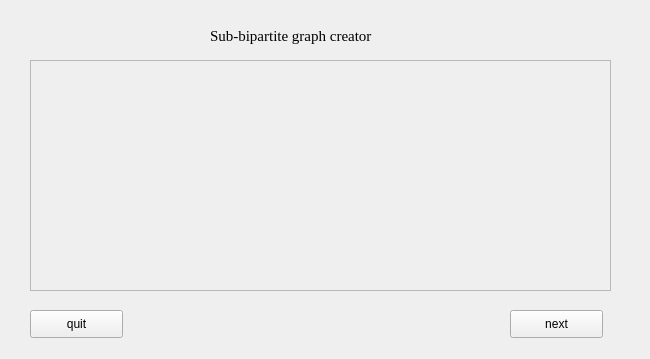
First picture: the form in design.ui, repository yujianke100/Sub-Bipartite-Graph-Creator, before the edit.
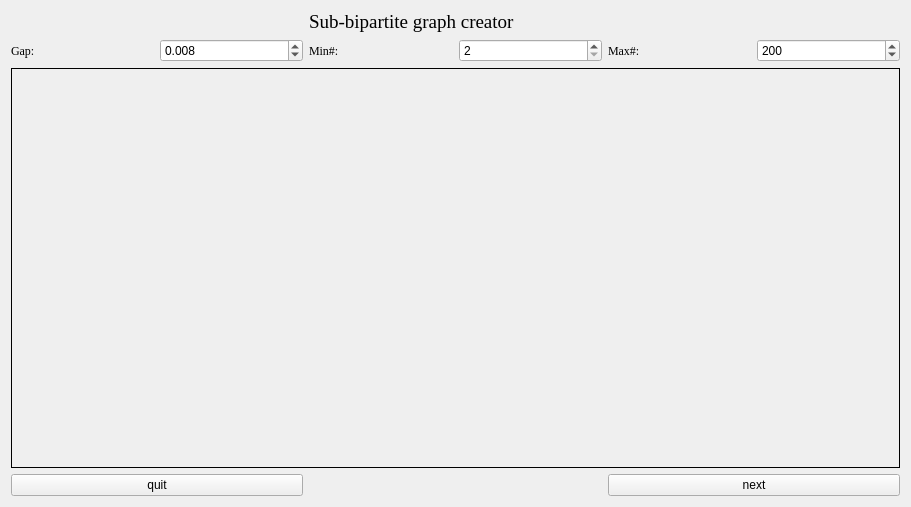
Second picture: the form after the edit.

Commit message: add parameter box and beautify UI

What changed in the file:
```diff
--- a/design.ui
+++ b/design.ui
@@ -6,21 +6,72 @@
    <rect>
     <x>0</x>
     <y>0</y>
-    <width>650</width>
-    <height>359</height>
+    <width>911</width>
+    <height>507</height>
    </rect>
   </property>
   <property name="windowTitle">
    <string>GUI</string>
   </property>
+  <layout class="QGridLayout" name="gridLayout_2">
+   <item row="0" column="0">
+    <layout class="QGridLayout" name="gridLayout">
+     <item row="1" column="1">
+      <layout class="QHBoxLayout" name="horizontalLayout_2">
+       <item>
+        <widget class="QLabel" name="label_3">
+         <property name="font">
+          <font>
+           <family>Times New Roman</family>
+          </font>
+         </property>
+         <property name="frameShape">
+          <enum>QFrame::NoFrame</enum>
+         </property>
+         <property name="frameShadow">
+          <enum>QFrame::Plain</enum>
+         </property>
+         <property name="text">
+          <string>Min#:</string>
+         </property>
+        </widget>
+       </item>
+       <item>
+        <widget class="QSpinBox" name="min_box">
+         <property name="minimum">
+          <number>2</number>
+         </property>
+         <property name="value">
+          <number>2</number>
+         </property>
+        </widget>
+       </item>
+      </layout>
+     </item>
+     <item row="3" column="0">
+      <widget class="QPushButton" name="quit">
+       <property name="text">
+        <string>quit</string>
+       </property>
+      </widget>
+     </item>
+     <item row="3" column="2">
+      <widget class="QPushButton" name="next">
+       <property name="text">
+        <string>next</string>
+       </property>
+      </widget>
+     </item>
+     <item row="2" column="0" colspan="3">
   <widget class="QScrollArea" name="scrollArea">
-   <property name="geometry">
-    <rect>
-     <x>30</x>
-     <y>60</y>
-     <width>581</width>
-     <height>231</height>
-    </rect>
+       <property name="frameShape">
+        <enum>QFrame::Box</enum>
+       </property>
+       <property name="frameShadow">
+        <enum>QFrame::Plain</enum>
+       </property>
+       <property name="sizeAdjustPolicy">
+        <enum>QAbstractScrollArea::AdjustToContents</enum>
    </property>
    <property name="widgetResizable">
     <bool>true</bool>
@@ -30,57 +81,93 @@
      <rect>
       <x>0</x>
       <y>0</y>
-      <width>579</width>
-      <height>229</height>
+          <width>885</width>
+          <height>368</height>
      </rect>
     </property>
    </widget>
   </widget>
-  <widget class="QPushButton" name="next">
-   <property name="geometry">
-    <rect>
-     <x>510</x>
-     <y>310</y>
-     <width>93</width>
-     <height>28</height>
-    </rect>
+     </item>
+     <item row="1" column="0">
+      <layout class="QHBoxLayout" name="horizontalLayout">
+       <item>
+        <widget class="QLabel" name="label_2">
+         <property name="font">
+          <font>
+           <family>Times New Roman</family>
+          </font>
    </property>
    <property name="text">
-    <string>next</string>
-   </property>
-  </widget>
-  <widget class="QPushButton" name="quit">
-   <property name="geometry">
-    <rect>
-     <x>30</x>
-     <y>310</y>
-     <width>93</width>
-     <height>28</height>
-    </rect>
-   </property>
-   <property name="text">
-    <string>quit</string>
-   </property>
-  </widget>
+          <string>Gap:</string>
+         </property>
+        </widget>
+       </item>
+       <item>
+        <widget class="QDoubleSpinBox" name="gap_num">
+         <property name="decimals">
+          <number>3</number>
+         </property>
+         <property name="minimum">
+          <double>0.001000000000000</double>
+         </property>
+         <property name="maximum">
+          <double>0.999000000000000</double>
+         </property>
+         <property name="singleStep">
+          <double>0.001000000000000</double>
+         </property>
+         <property name="value">
+          <double>0.008000000000000</double>
+         </property>
+        </widget>
+       </item>
+      </layout>
+     </item>
+     <item row="0" column="1">
   <widget class="QLabel" name="label">
-   <property name="geometry">
-    <rect>
-     <x>210</x>
-     <y>20</y>
-     <width>201</width>
-     <height>31</height>
-    </rect>
-   </property>
    <property name="font">
     <font>
      <family>Times New Roman</family>
-     <pointsize>11</pointsize>
+         <pointsize>14</pointsize>
     </font>
    </property>
    <property name="text">
     <string>Sub-bipartite graph creator</string>
    </property>
   </widget>
+     </item>
+     <item row="1" column="2">
+      <layout class="QHBoxLayout" name="horizontalLayout_3">
+       <item>
+        <widget class="QLabel" name="label_4">
+         <property name="font">
+          <font>
+           <family>Times New Roman</family>
+          </font>
+         </property>
+         <property name="text">
+          <string>Max#:</string>
+         </property>
+        </widget>
+       </item>
+       <item>
+        <widget class="QSpinBox" name="max_box">
+         <property name="minimum">
+          <number>3</number>
+         </property>
+         <property name="maximum">
+          <number>1000</number>
+         </property>
+         <property name="value">
+          <number>200</number>
+         </property>
+        </widget>
+       </item>
+      </layout>
+     </item>
+    </layout>
+   </item>
+  </layout>
  </widget>
  <resources/>
  <connections/>
```
Lines whose indentation alone changed are shown as unchanged. The commit also changes 4 other files.
